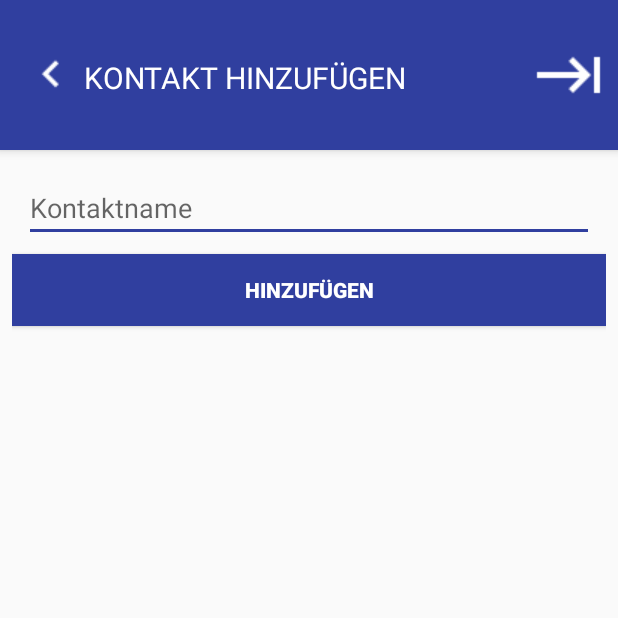
After one commit to wakeugit/palaver, an Android app: the NewContactActivity screen opened directly, with no data from a screen before it, on a phone screen of 412 x 824 dp, the top half of it. The commit adds this screen. Run offline under Robolectric (Android 15) with nearby library versions, the phone set to English and light mode, and no system bars; network calls fail.

Commit message:
add contact

```diff
--- /dev/null
+++ b/app/src/main/java/mobile/paluno/de/palaver/controller/NewContactActivity.java
@@ -0,0 +1,152 @@
+package mobile.paluno.de.palaver.controller;
+
+import android.content.SharedPreferences;
+import android.os.AsyncTask;
+import android.support.v7.app.AppCompatActivity;
+import android.os.Bundle;
+import android.text.TextUtils;
+import android.view.View;
+import android.widget.Button;
+import android.widget.EditText;
+import android.widget.Toast;
+
+import org.json.JSONException;
+import org.json.JSONObject;
+
+import mobile.paluno.de.palaver.R;
+import mobile.paluno.de.palaver.backend.HttpRequest;
+
+public class NewContactActivity extends AppCompatActivity {
+
+    private AddFriendTask mAddFriendTask = null;
+
+    //Speichern und übergeben von Daten an andere Aktivitäten
+    private SharedPreferences sharedPreferences;
+    private SharedPreferences.Editor editor;
+    private String username=null;
+    private String password=null;
+
+
+    // UI references.
+    private EditText mKontaktnameView;
+
+    @Override
+    protected void onCreate(Bundle savedInstanceState) {
+        super.onCreate(savedInstanceState);
+        setContentView(R.layout.activity_new_contact);
+
+
+
+        //get the shared ressource username and password
+        sharedPreferences = getSharedPreferences("login", MODE_PRIVATE);
+        editor = sharedPreferences.edit();
+
+        username = sharedPreferences.getString("Username", null);
+        password = sharedPreferences.getString("Password", null);
+
+        //get the UI reference of the textField name
+        mKontaktnameView = (EditText) findViewById(R.id.contact_name);
+
+        Button hinzufuegen = (Button) findViewById(R.id.hinzufuefen);
+        hinzufuegen.setOnClickListener(new View.OnClickListener() {
+            @Override
+            public void onClick(View v) {
+
+                // Reset errors.
+                mKontaktnameView.setError(null);
+
+                String friend = mKontaktnameView.getText().toString();
+
+                View focusView =null;
+
+                if(TextUtils.isEmpty(friend)){
+                    mKontaktnameView.setError(getString(R.string.error_field_required));
+                    focusView=mKontaktnameView;
+                } else{
+                    mAddFriendTask=new AddFriendTask(friend);
+                    mAddFriendTask.execute();
+                }
+
+            }
+        });
+    }
+
+
+
+    public class AddFriendTask extends AsyncTask<Void, Void, Boolean> {
+
+        private final String mFriend;
+        private JSONObject res= new JSONObject();
+
+        AddFriendTask(String kontaktname) {
+            mFriend = kontaktname;
+        }
+
+        public JSONObject getRes() {
+            return res;
+        }
+
+        @Override
+        protected Boolean doInBackground(Void... params) {
+            //Verbindung herstellen mit Palaver Server
+            HttpRequest httpRequest = new HttpRequest();
+
+            try {
+                // Antwort des Palaver Servers
+                  res = httpRequest.freundHinzufuegen(username, password, mFriend);
+            } catch (Exception e) {
+                //Wenn hier nicht klappt JSON Fehler oder kein Internet
+                return false;
+            }
+
+            int msgType = 0;
+            try{
+                msgType = res.getInt("MsgType");
+
+            }
+            catch (Exception e){
+                return false;
+            }
+
+            if(msgType == 1) return true;
+
+            return false;
+        }
+
+        @Override
+        protected void onPostExecute(final Boolean success) {
+            mAddFriendTask = null;
+
+            if (success) {
+                //Erfolgreiche Verbidung, navigieren weiter
+                try {
+                    Toast.makeText(NewContactActivity.this, res.getString("Info"), Toast.LENGTH_LONG).show();
+                } catch (JSONException e) {
+                    e.printStackTrace();
+                }
+                finish();
+            } else {
+
+                //Herausstellen von Fehlern
+                String info = "";
+                try {
+                    info = res.getString("Info");
+                    System.out.println(info);
+                } catch (Exception e) {
+                    e.printStackTrace();
+                }
+                if(info.equals("Freund bereits auf der Liste")) {
+                    mKontaktnameView.setError(info);
+                    mKontaktnameView.requestFocus();
+                } else
+                    Toast.makeText(NewContactActivity.this, "Fehler", Toast.LENGTH_LONG).show();
+            }
+        }
+
+        @Override
+        protected void onCancelled() {
+            mAddFriendTask = null;
+        }
+    }
+
+}
--- a/app/src/main/java/mobile/paluno/de/palaver/controller/PalaverLoginActivity.java
+++ b/app/src/main/java/mobile/paluno/de/palaver/controller/PalaverLoginActivity.java
@@ -368,6 +368,7 @@ public class PalaverLoginActivity extends AppCompatActivity{
             int msgType = 0;
             try{
                 msgType = res.getInt("MsgType");
+
             }
             catch (Exception e){
                 return false;
@@ -385,6 +386,11 @@ public class PalaverLoginActivity extends AppCompatActivity{
 
             if (success) {
                 //Erfolgreiche Verbidung, navigieren weiter
+                try {
+                    Toast.makeText(PalaverLoginActivity.this, res.getString("Info"), Toast.LENGTH_LONG).show();
+                } catch (JSONException e) {
+                    e.printStackTrace();
+                }
                 Intent intent = new Intent(PalaverLoginActivity.this, PalaverMainActivity.class);
                 save(mUsername, mPassword);
                 startActivity(intent);
--- /dev/null
+++ b/app/src/main/res/layout/activity_new_contact.xml
@@ -0,0 +1,101 @@
+<?xml version="1.0" encoding="utf-8"?>
+<LinearLayout xmlns:android="http://schemas.android.com/apk/res/android"
+    xmlns:app="http://schemas.android.com/apk/res-auto"
+    xmlns:tools="http://schemas.android.com/tools"
+    android:layout_width="match_parent"
+    android:layout_height="match_parent"
+    android:orientation="vertical"
+    tools:context="mobile.paluno.de.palaver.controller.NewContactActivity">
+    <android.support.design.widget.AppBarLayout
+        android:id="@+id/appbar"
+        android:layout_width="match_parent"
+        android:layout_height="wrap_content"
+        android:theme="@style/AppTheme.AppBarOverlay">
+
+        <android.support.v7.widget.Toolbar
+            android:id="@+id/toolbar"
+            android:layout_width="match_parent"
+            android:layout_height="@dimen/appbar_height"
+            android:background="?attr/colorPrimary"
+            app:layout_scrollFlags="scroll|enterAlways"
+            app:popupTheme="@style/AppTheme.PopupOverlay">
+
+            <RelativeLayout
+                android:layout_width="wrap_content"
+                android:layout_height="wrap_content">
+
+                <Button
+                    android:id="@+id/btn_back"
+                    android:layout_width="wrap_content"
+                    android:layout_height="wrap_content"
+                    android:layout_alignLeft="@+id/tbTitel"
+                    android:drawableLeft="@drawable/ic_keyboard_arrow_left_white_18dp"
+                    android:layout_alignParentLeft="true"
+
+                    android:background="@null"/>
+
+                <android.support.v7.widget.AppCompatTextView
+                    android:id="@+id/tbTitel"
+                    android:layout_marginTop="12dp"
+                    android:layout_marginLeft="40dp"
+                    android:layout_width="wrap_content"
+                    android:layout_height="wrap_content"
+                    android:layout_alignParentLeft="true"
+                    android:layout_alignParentStart="true"
+                    android:fontFamily="sanf-serif-medium"
+                    android:text="@string/label_add_friend"
+                    android:textAlignment="viewStart"
+                    android:gravity="start"
+                    android:textColor="@android:color/white"
+                    android:textSize="20dp"
+                    app:textAllCaps="true" />
+
+                <Button
+                    android:id="@+id/btAbmelden"
+                    android:layout_width="wrap_content"
+                    android:layout_height="wrap_content"
+                    android:layout_alignRight="@+id/tbTitel"
+                    android:drawableRight="@drawable/ic_keyboard_tab_white_24dp"
+                    android:layout_marginRight="8dp"
+                    android:layout_alignParentRight="true"
+                    android:background="@null"/>
+
+            </RelativeLayout>
+
+
+        </android.support.v7.widget.Toolbar>
+
+
+
+    </android.support.design.widget.AppBarLayout>
+
+    <LinearLayout
+        android:layout_width="match_parent"
+        android:layout_height="match_parent"
+        android:orientation="vertical"
+        android:layout_margin="8dp">
+
+        <EditText
+            android:id="@+id/contact_name"
+            android:layout_width="match_parent"
+            android:layout_height="wrap_content"
+            android:inputType="textPersonName"
+            android:layout_margin="8dp"
+            android:maxLines="1"
+            android:hint="@string/prompt_contact_name"/>
+        <Button
+            android:id="@+id/hinzufuefen"
+            android:layout_width="match_parent"
+            android:layout_height="wrap_content"
+            android:text="@string/btn_add_friend"
+            android:background="@color/colorPrimary"
+            android:textColor="@color/colorButton"
+            android:textStyle="bold"
+            />
+
+    </LinearLayout>
+
+
+
+
+</LinearLayout>
--- a/app/src/main/res/layout/activity_palaver_main.xml
+++ b/app/src/main/res/layout/activity_palaver_main.xml
@@ -38,7 +38,7 @@
                     android:text="username"
                     android:textAlignment="viewStart"
                     android:textColor="@android:color/white"
-                    android:textSize="16sp"
+                    android:textSize="20dp"
                     app:textAllCaps="true" />
 
                 <Button
@@ -50,7 +50,9 @@
                     android:layout_centerHorizontal="true"
                     android:layout_toRightOf="@+id/tbUsername"
                     android:background="@null"
-                    android:text="@string/action_sign_out" />
+                    android:drawableRight="@drawable/ic_keyboard_tab_white_24dp"/>
+
+
 
             </RelativeLayout>
 
--- a/app/src/main/res/values/dimens.xml
+++ b/app/src/main/res/values/dimens.xml
@@ -4,4 +4,5 @@
     <dimen name="activity_vertical_margin">16dp</dimen>
     <dimen name="fab_margin">16dp</dimen>
     <dimen name="appbar_padding_top">8dp</dimen>
+    <dimen name="appbar_height">100dp</dimen>
 </resources>
--- a/app/src/main/res/values/strings.xml
+++ b/app/src/main/res/values/strings.xml
@@ -17,5 +17,7 @@
     <string name="action_settings">Settings</string>
     <string name="tab_contacts">Freunde</string>
     <string name="tab_chats">Chats</string>
-    <string name="section_format">Hello World from section: %1$d</string>
+    <string name="prompt_contact_name">Kontaktname</string>
+    <string name="btn_add_friend">Hinzufügen</string>
+    <string name="label_add_friend">Kontakt hinzufügen</string>
 </resources>
```
Also changed, not shown: app/src/main/AndroidManifest.xml (+13 -11 lines), app/src/main/java/mobile/paluno/de/palaver/backend/HttpRequest.java (+59 -0 lines), app/src/main/java/mobile/paluno/de/palaver/controller/ContactsFragment.java (+44 -17 lines), app/src/main/java/mobile/paluno/de/palaver/controller/PalaverMainActivity.java (+14 -1 lines), app/src/main/res/drawable/ic_keyboard_arrow_left_white_18dp.png (added), app/src/main/res/drawable/ic_keyboard_tab_white_24dp.png (added).
